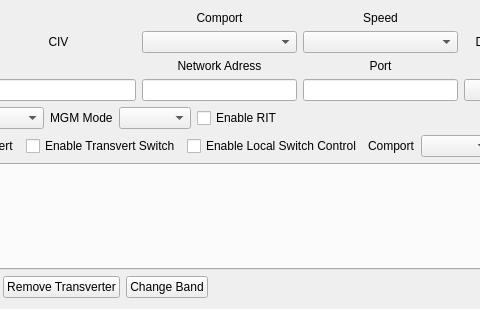
Old version of the form mqt/MqtRigControl/rigsetupform.ui in the repository Rsclub22/Minos2-Mirror; both pictures show x 108 to 588 and y 0 to 309 of the 889 by 309 pixel window.
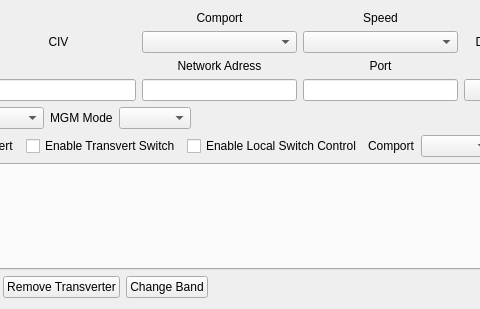
New version of the form. Custom widgets are drawn as their Qt base class.

Diff of the .ui file:
```diff
--- a/mqt/MqtRigControl/rigsetupform.ui
+++ b/mqt/MqtRigControl/rigsetupform.ui
@@ -224,13 +224,6 @@
      <item>
       <widget class="QComboBox" name="mgmBox"/>
      </item>
-     <item>
-      <widget class="QCheckBox" name="RITEnable">
-       <property name="text">
-        <string>Enable RIT</string>
-       </property>
-      </widget>
-     </item>
      <item>
       <spacer name="horizontalSpacer_7">
        <property name="orientation">
```
